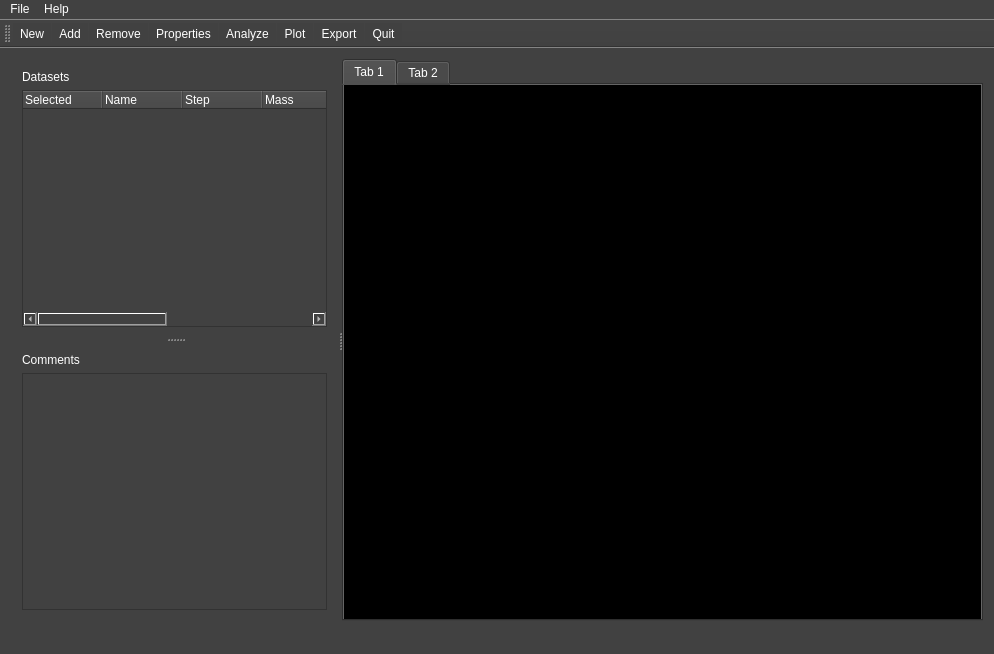
This is py_particle_processor_qt/mainwindow.ui in DanielWinklehner/py_particle_processor as Qt 5 draws it before an edit. The edited form follows.
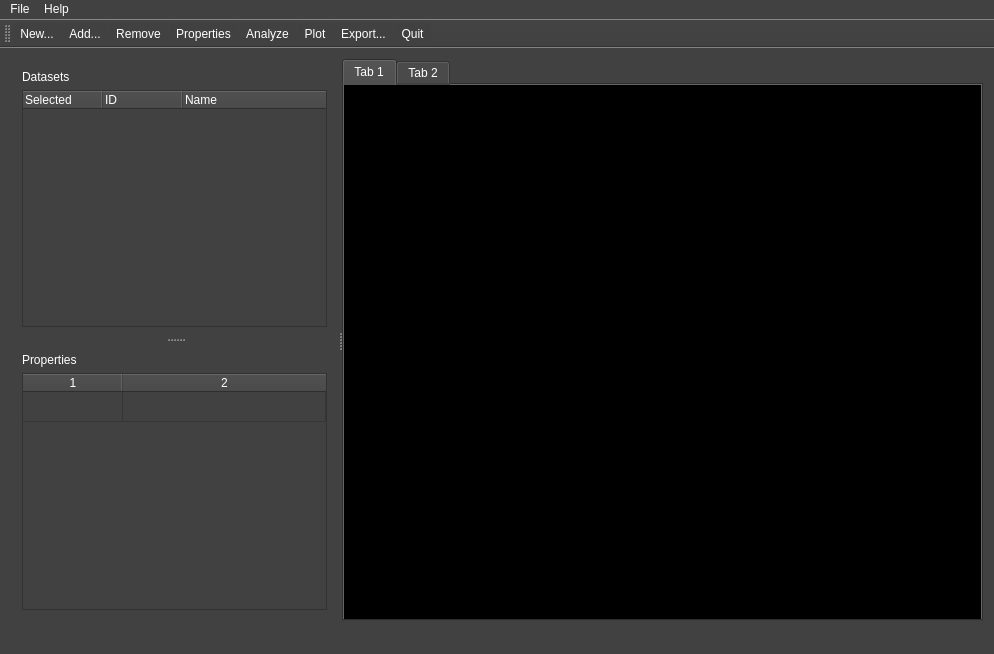
This is the edited form. Icons and pictures are not drawn. Custom widgets are drawn as their Qt base class.

Commit message: Converting to a new particle properties system -PW

Patch:
```diff
--- a/py_particle_processor_qt/mainwindow.ui
+++ b/py_particle_processor_qt/mainwindow.ui
@@ -69,41 +69,16 @@
              <string>Selected</string>
             </property>
            </column>
+           <column>
+            <property name="text">
+             <string>ID</string>
+            </property>
+           </column>
            <column>
             <property name="text">
              <string>Name</string>
             </property>
            </column>
-           <column>
-            <property name="text">
-             <string>Step</string>
-            </property>
-           </column>
-           <column>
-            <property name="text">
-             <string>Mass</string>
-            </property>
-           </column>
-           <column>
-            <property name="text">
-             <string>Charge</string>
-            </property>
-           </column>
-           <column>
-            <property name="text">
-             <string>Current</string>
-            </property>
-           </column>
-           <column>
-            <property name="text">
-             <string># Particles</string>
-            </property>
-           </column>
-           <column>
-            <property name="text">
-             <string># Steps</string>
-            </property>
-           </column>
           </widget>
          </item>
         </layout>
@@ -113,12 +88,31 @@
          <item>
           <widget class="QLabel" name="label_2">
            <property name="text">
-            <string>Comments</string>
+            <string>Properties</string>
            </property>
           </widget>
          </item>
          <item>
-          <widget class="QTextEdit" name="textEdit"/>
+          <widget class="QTableWidget" name="properties_table">
+           <property name="rowCount">
+            <number>1</number>
+           </property>
+           <property name="columnCount">
+            <number>2</number>
+           </property>
+           <attribute name="horizontalHeaderStretchLastSection">
+            <bool>true</bool>
+           </attribute>
+           <attribute name="verticalHeaderVisible">
+            <bool>false</bool>
+           </attribute>
+           <attribute name="verticalHeaderStretchLastSection">
+            <bool>false</bool>
+           </attribute>
+           <row/>
+           <column/>
+           <column/>
+          </widget>
          </item>
         </layout>
        </widget>
@@ -251,7 +245,7 @@
     <string>Import New...</string>
    </property>
    <property name="iconText">
-    <string>New</string>
+    <string>New...</string>
    </property>
    <property name="toolTip">
     <string>New</string>
@@ -266,7 +260,7 @@
     <string>Import Add...</string>
    </property>
    <property name="iconText">
-    <string>Add</string>
+    <string>Add...</string>
    </property>
    <property name="toolTip">
     <string>Add</string>
@@ -281,7 +275,7 @@
     <string>Export For...</string>
    </property>
    <property name="iconText">
-    <string>Export</string>
+    <string>Export...</string>
    </property>
    <property name="toolTip">
     <string>Export</string>
```
Left out of the diff: 15 changed lines with no effect on the pictures. The commit also changes 6 other files.
